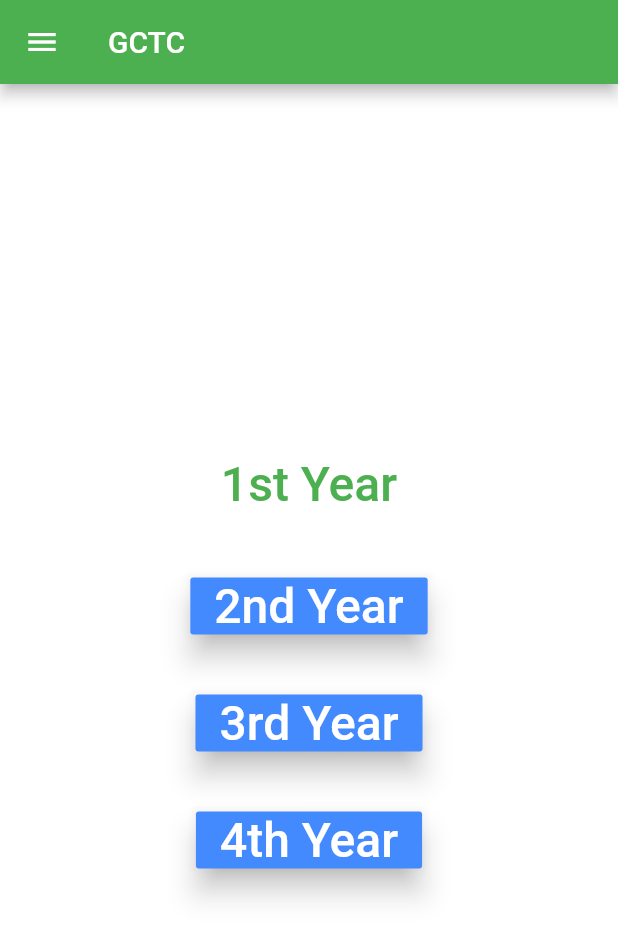
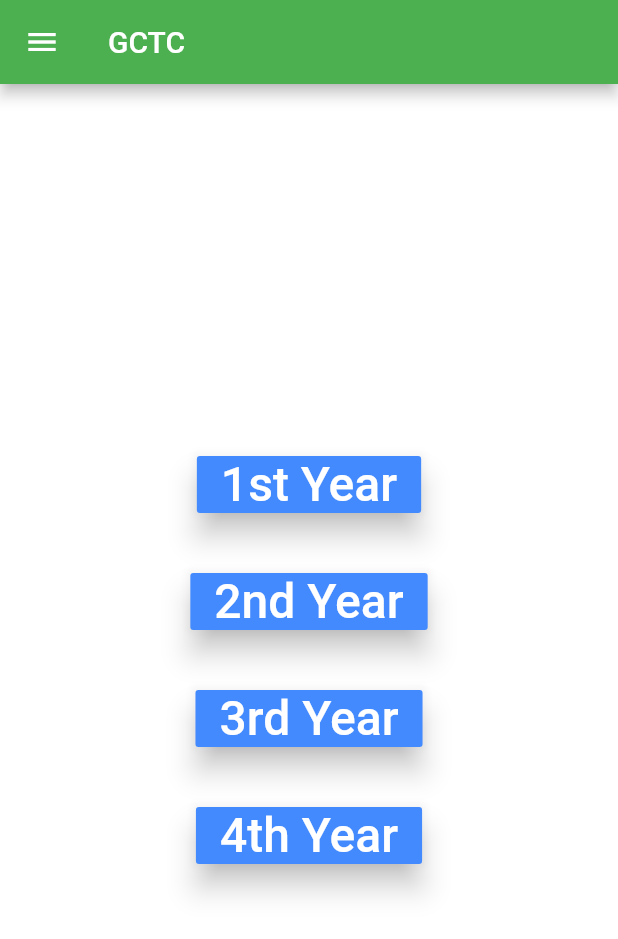
Before and after one commit to KoushikAI/first_trial, a Flutter app: the screen it shows after launch, on a phone screen of 412 x 824 dp. Shown: the top 939 px of the screen. Run offline on Flutter 3.47's test engine with Material 2 defaults, Android fonts, the phone set to English and light mode, and no system bars; our stand-ins replace splashscreen.

```diff
--- a/lib/main.dart
+++ b/lib/main.dart
@@ -103,7 +103,7 @@ class SecondScreen extends StatelessWidget {
             child: Column(
           mainAxisAlignment: MainAxisAlignment.center,
           children: <Widget>[
-            TextButton(
+            RaisedButton(
               // Within the `FirstRoute` widget
               onPressed: () {
                 Navigator.push(
@@ -111,7 +111,13 @@ class SecondScreen extends StatelessWidget {
                   MaterialPageRoute(builder: (context) => First()),
                 );
               },
+              textColor: Colors.white,
+              color: Colors.blueAccent,
+              disabledColor: Colors.grey,
+              disabledTextColor: Colors.white,
+              highlightColor: Colors.orangeAccent,
 
+              elevation: 8.0,
               child: Text(
                 '1st Year',
                 style: TextStyle(
```
Also changed, not shown: 1 other file.
